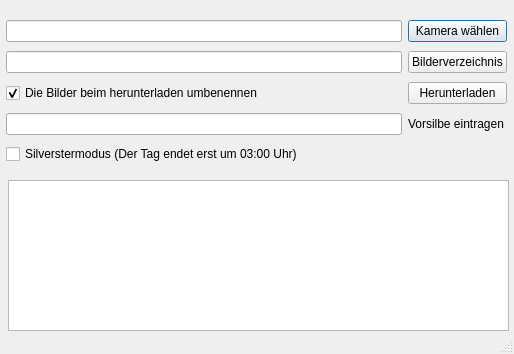
The window that trunk/src/wnfkameradownload_am_main.ui (BackupTheBerlios/wnfalbum-svn) describes before a commit, drawn with Qt 5.
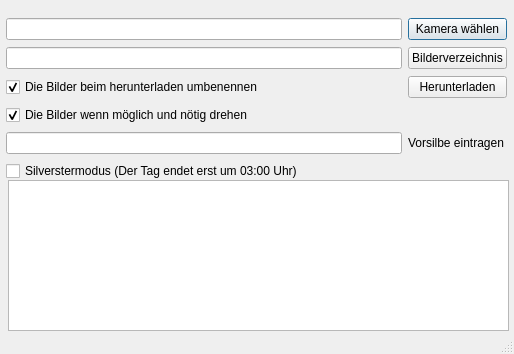
The same window after the commit.

Commit message: Neuer Stand vom 21.08.2010 wnfkameradownload 1.03 Jetzt mit autorotate

The edit to the form file:
```diff
--- a/trunk/src/wnfkameradownload_am_main.ui
+++ b/trunk/src/wnfkameradownload_am_main.ui
@@ -22,7 +22,7 @@
      <x>6</x>
      <y>17</y>
      <width>501</width>
-     <height>152</height>
+     <height>167</height>
     </rect>
    </property>
    <layout class="QGridLayout">
@@ -71,27 +71,40 @@
       </property>
      </widget>
     </item>
-    <item row="3" column="0">
+    <item row="4" column="0">
      <widget class="QLineEdit" name="ed_Vorsilbe">
       <property name="toolTip">
        <string>Entweder eine Vorsilbe für das Umbenennen eingeben (oder leer lassen, wenn nicht umbenannt werden soll)</string>
       </property>
      </widget>
     </item>
-    <item row="3" column="1">
+    <item row="4" column="1">
      <widget class="QLabel" name="label">
       <property name="text">
        <string>Vorsilbe eintragen</string>
       </property>
      </widget>
     </item>
-    <item row="4" column="0">
+    <item row="5" column="0">
      <widget class="QCheckBox" name="cx_Silvestermodus">
       <property name="text">
        <string>Silverstermodus (Der Tag endet erst um 03:00 Uhr)</string>
       </property>
      </widget>
     </item>
+    <item row="3" column="0">
+     <widget class="QCheckBox" name="cx_Rotate">
+      <property name="toolTip">
+       <string>Falls es die Exif-Daten zulassen wird das Bild mit exifautotran gedreht.</string>
+      </property>
+      <property name="text">
+       <string>Die Bilder wenn möglich und nötig drehen</string>
+      </property>
+      <property name="checked">
+       <bool>true</bool>
+      </property>
+     </widget>
+    </item>
    </layout>
   </widget>
   <widget class="QTextEdit" name="me_Status">
```
The commit also changes 3 other files.
